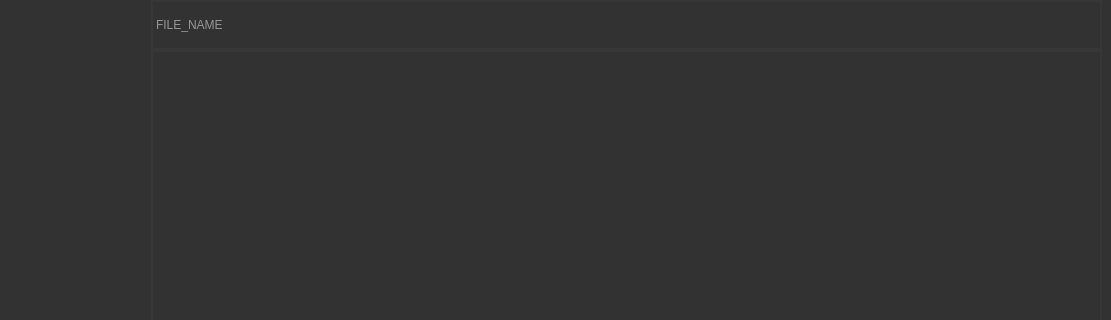
Old version of the form mainwindow.ui in the repository faguti13/QtCMP; both pictures show x 139 to 1250 and y 0 to 320 of the 1250 by 670 pixel window.
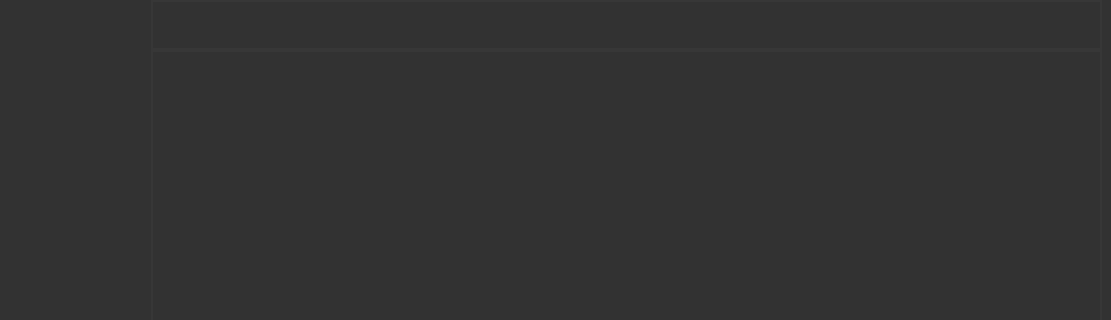
New version of the form.

```diff
--- a/mainwindow.ui
+++ b/mainwindow.ui
@@ -53,7 +53,7 @@
      <number>2</number>
     </property>
     <property name="text">
-     <string>FILE_NAME</string>
+     <string/>
     </property>
    </widget>
    <widget class="QSlider" name="horizontalSlider_Audio_File_Duration">
```
